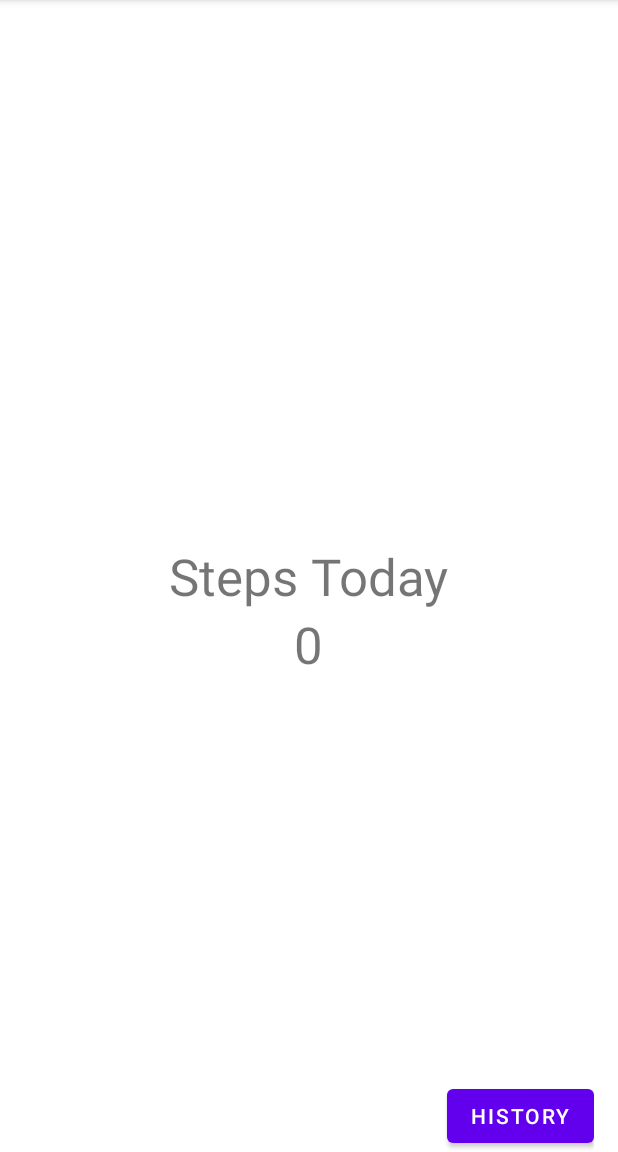
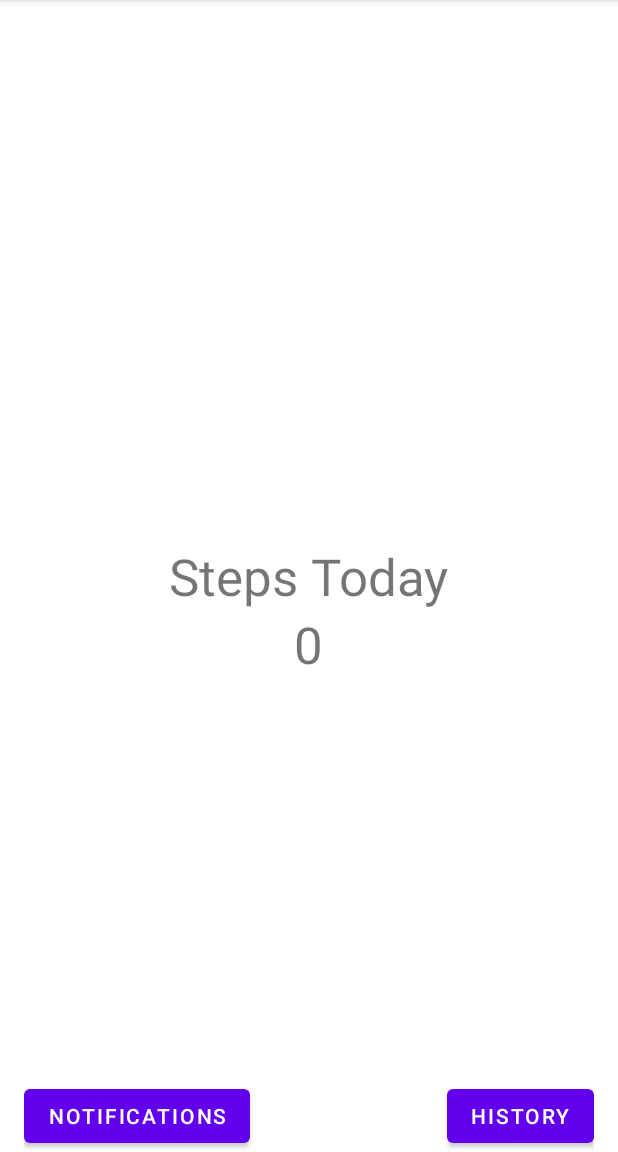
Before and after one commit to mcor15/StepCounter, an Android app: the screen it shows after launch (MainActivity), on a phone screen of 412 x 824 dp, the part 84-1236 px from its top. Run offline under Robolectric (Android 15) with nearby library versions, the phone set to English and light mode, and no system bars; our stand-ins replace Room's generated code; libraries missing offline, so code that uses them is left out: uk.ac.ox; 8 statements that could not run were skipped.

Commit message:
Added replacement for Oxford step-counter

```diff
--- a/app/build.gradle
+++ b/app/build.gradle
@@ -101,6 +101,8 @@ dependencies {
     //Oxford step counter
     implementation 'com.github.Oxford-step-counter:Java-Step-Counter:-SNAPSHOT'
 
+    implementation 'com.github.orangegangsters:sensorstep:1.4.2@aar'
+
 }
 
 secrets {
--- a/app/src/main/res/layout/activity_main.xml
+++ b/app/src/main/res/layout/activity_main.xml
@@ -33,5 +33,13 @@
         android:layout_alignParentBottom="true"
         android:text="History" />
 
+    <Button
+        android:id="@+id/history_button2"
+        android:layout_width="wrap_content"
+        android:layout_height="wrap_content"
+        android:layout_alignParentStart="true"
+        android:layout_alignParentBottom="true"
+        android:text="Notifications" />
+
 
 </RelativeLayout>
```
